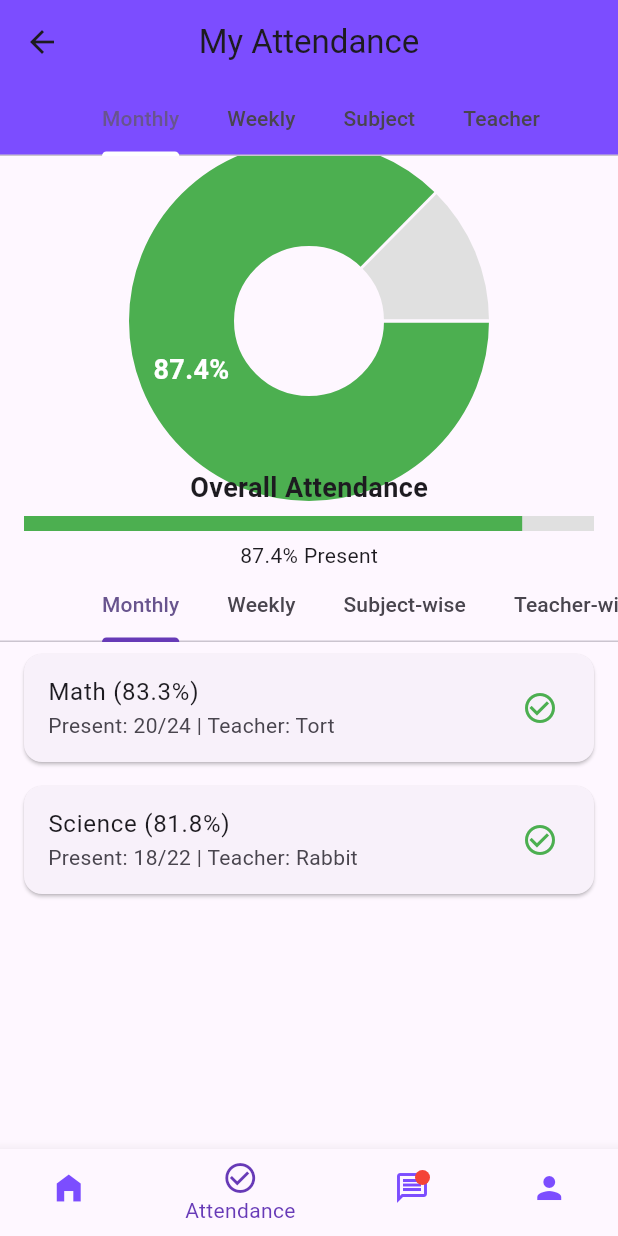
After one commit to NIKHILSALIAN/College-App, a Flutter app: the StudentMainScreen screen opened by its route, item 2 of the bottom bar chosen, on a phone screen of 412 x 824 dp. The commit adds this screen. Run offline on Flutter 3.47's test engine with Material 3 defaults, Android fonts, the phone set to English and light mode, and no system bars; drawn by our look-alikes of fl_chart; our stand-ins replace flutter_spinkit, table_calendar.

Commit message:
update frontend

```diff
--- a/Flutter_Frontend/lib/main.dart
+++ b/Flutter_Frontend/lib/main.dart
@@ -5,6 +5,11 @@ import 'login_page.dart';
 import 'register_page.dart';
 import 'student_dashboard.dart';
 import 'teacher_dashboard.dart';
+import 'student_main_screen.dart';
+import 'student_attendance.dart';
+import 'student_message_page.dart';
+import 'student_attendance_calender.dart';
+
 
 
 void main() {
@@ -32,6 +37,11 @@ class MyApp extends StatelessWidget {
         '/register': (context) => RegisterPage(),
         '/student dashboard': (context) => StudentDashboard(),
         '/teacher dashboard' :(context) => TeacherDashboard(),
+        '/student main screen': (context) => StudentMainScreen(),
+        '/student attendance': (context) => StudentAttendancePage(),
+        '/student message page':(context)=> StudentMessagesPage(),
+        '/student attendance calender':(context)=> StudentAttendanceCalendarPage(),
+
       },
     );
   }
--- /dev/null
+++ b/Flutter_Frontend/lib/student_attendance.dart
@@ -0,0 +1,171 @@
+import 'package:flutter/material.dart';
+import 'package:fl_chart/fl_chart.dart';
+
+
+class StudentAttendancePage extends StatefulWidget {
+  const StudentAttendancePage({super.key});
+
+  @override
+  State<StudentAttendancePage> createState() => _StudentAttendancePageState();
+}
+
+class _StudentAttendancePageState extends State<StudentAttendancePage>
+    with SingleTickerProviderStateMixin {
+  late TabController _tabController;
+
+  final double overallAttendancePercent = 87.4;
+
+  @override
+  void initState() {
+    _tabController = TabController(length: 4, vsync: this);
+    super.initState();
+  }
+
+  @override
+  void dispose() {
+    _tabController.dispose();
+    super.dispose();
+  }
+
+  // Dummy data placeholders (replace with real backend values)
+  Widget _buildAttendanceList(String category) {
+    List<Map<String, dynamic>> dummyData = [
+      {
+        'title': 'Math',
+        'present': 20,
+        'total': 24,
+        'teacher': 'Tort',
+      },
+      {
+        'title': 'Science',
+        'present': 18,
+        'total': 22,
+        'teacher': 'Rabbit',
+      },
+    ];
+
+    return ListView.builder(
+      itemCount: dummyData.length,
+      itemBuilder: (context, index) {
+        final item = dummyData[index];
+        double percent = (item['present'] / item['total']) * 100;
+
+        return Card(
+          margin: const EdgeInsets.symmetric(horizontal: 16, vertical: 8),
+          child: ListTile(
+            title: Text('${item['title']} (${percent.toStringAsFixed(1)}%)'),
+            subtitle: Text('Present: ${item['present']}/${item['total']} | Teacher: ${item['teacher']}'),
+            trailing: Icon(
+              percent >= 75 ? Icons.check_circle_outline : Icons.warning_amber_outlined,
+              color: percent >= 75 ? Colors.green : Colors.red,
+            ),
+          ),
+        );
+      },
+    );
+  }
+
+  // -------------------- Main Build ----------------------
+  @override
+  Widget build(BuildContext context) {
+    return Scaffold(
+      appBar: AppBar(
+        title: const Text('My Attendance'),
+        backgroundColor: Colors.deepPurpleAccent,
+        centerTitle: true,
+        bottom: TabBar(
+          controller: _tabController,
+          isScrollable: true,
+          indicatorColor: Colors.white,
+          tabs: const [
+            Tab(text: 'Monthly'),
+            Tab(text: 'Weekly'),
+            Tab(text: 'Subject'),
+            Tab(text: 'Teacher'),
+          ],
+        ),
+      ),
+      body: Column(
+        children: [
+          // ---------------- Pie Chart for Overall % ----------------
+          const SizedBox(height: 20),
+          SizedBox(
+            height: 180,
+            child: PieChart(
+              PieChartData(
+                centerSpaceRadius: 50,
+                sections: [
+                  PieChartSectionData(
+                    title: '${overallAttendancePercent.toStringAsFixed(1)}%',
+                    value: overallAttendancePercent,
+                    color: Colors.green,
+                    radius: 70,
+                    titleStyle: const TextStyle(color: Colors.white, fontSize: 18, fontWeight: FontWeight.bold),
+                  ),
+                  PieChartSectionData(
+                    title: '',
+                    value: 100 - overallAttendancePercent,
+                    color: Colors.grey.shade300,
+                    radius: 70,
+                  ),
+                ],
+              ),
+            ),
+          ),
+
+          // ---------------- Progress Bar ----------------
+          Padding(
+            padding: const EdgeInsets.symmetric(horizontal: 16),
+            child: Column(
+              children: [
+                const SizedBox(height: 8),
+                const Text(
+                  'Overall Attendance',
+                  style: TextStyle(fontSize: 18, fontWeight: FontWeight.w600),
+                ),
+                const SizedBox(height: 6),
+                LinearProgressIndicator(
+                  value: overallAttendancePercent / 100,
+                  backgroundColor: Colors.grey.shade300,
+                  color: overallAttendancePercent >= 75 ? Colors.green : Colors.red,
+                  minHeight: 10,
+                ),
+                const SizedBox(height: 6),
+                Text('${overallAttendancePercent.toStringAsFixed(1)}% Present'),
+              ],
+            ),
+          ),
+
+          // ---------------- Tab View ----------------
+          Expanded(
+            child: Column(
+              children: [
+                TabBar(
+                  controller: _tabController,
+                  isScrollable: true,
+                  indicatorColor: Colors.deepPurple,
+                  tabs: const [
+                    Tab(text: 'Monthly'),
+                    Tab(text: 'Weekly'),
+                    Tab(text: 'Subject-wise'),
+                    Tab(text: 'Teacher-wise'),
+                  ],
+                ),
+                Expanded(
+                  child: TabBarView(
+                    controller: _tabController,
+                    children: [
+                      _buildAttendanceList('Monthly'),
+                      _buildAttendanceList('Teacher-wise'),
+                    ],
+                  ),
+                ),
+              ],
+            ),
+          ),
+        ],
+      ),
+
+    );
+  }
+}
--- /dev/null
+++ b/Flutter_Frontend/lib/student_main_screen.dart
@@ -0,0 +1,81 @@
+import 'package:flutter/material.dart';
+import 'student_dashboard.dart';
+import 'student_profile.dart';
+import 'student_message_page.dart';
+import 'student_attendance.dart';
+
+class StudentMainScreen extends StatefulWidget {
+  const StudentMainScreen({super.key});
+
+  @override
+  State<StudentMainScreen> createState() => _StudentMainScreenState();
+}
+
+class _StudentMainScreenState extends State<StudentMainScreen> {
+  int _currentIndex = 0;
+  // Simulated unread messages count
+  final bool hasUnreadMessages = true;
+
+  // Pages for bottom navigation
+  final List<Widget> _pages = [
+    StudentDashboard(),
+    StudentAttendancePage(),
+    StudentMessagesPage(),
+    StudentProfilePage(),
+  ];
+
+  @override
+  Widget build(BuildContext context) {
+    return Scaffold(
+      body: _pages[_currentIndex],
+
+      // ------------- Bottom Navigation Bar -------------
+      bottomNavigationBar: BottomNavigationBar(
+        currentIndex: _currentIndex,
+        onTap: (int index) {
+          setState(() {
+            _currentIndex = index;
+          });
+        },
+        selectedItemColor: Colors.deepPurple,
+        unselectedItemColor: Colors.deepPurpleAccent,
+        items: [
+          BottomNavigationBarItem(
+            icon: const Icon(Icons.home_filled),
+            label: 'Dashboard',
+          ),
+          BottomNavigationBarItem(
+            icon: const Icon(Icons.check_circle_outline),
+            label: 'Attendance',
+          ),
+          BottomNavigationBarItem(
+            icon: Stack(
+              children: [
+                const Icon(Icons.message_outlined),
+                if (hasUnreadMessages)
+                  Positioned(
+                    right: 0,
+                    top: 0,
+                    child: Container(
+                      width: 10,
+                      height: 10,
+                      decoration: const BoxDecoration(
+                        color: Colors.red,
+                        shape: BoxShape.circle,
+                      ),
+                    ),
+                  ),
+              ],
+            ),
+            label: 'Notice',
+          ),
+          BottomNavigationBarItem(
+            icon: const Icon(Icons.person),
+            label: 'Profile',
+          ),
+        ],
+
+      ),
+    );
+  }
+}
--- a/Flutter_Frontend/pubspec.yaml
+++ b/Flutter_Frontend/pubspec.yaml
@@ -16,6 +16,11 @@ dependencies:
   path_provider: ^2.1.2
   path: ^1.9.0
   http: ^1.2.1
+  intl: ^0.18.1
+  fl_chart: ^0.64.0
+  table_calendar: ^3.0.9
+
+
 
 dev_dependencies:
   flutter_test:
```
Also changed, not shown: Flutter_Frontend/lib/home_page.dart (+25 -0 lines), Flutter_Frontend/lib/student_attendance_calender.dart (added, +134 -0 lines), Flutter_Frontend/lib/student_dashboard.dart (+33 -12 lines), Flutter_Frontend/lib/student_message_page.dart (added, +62 -0 lines), Flutter_Frontend/lib/student_profile.dart (added, +101 -0 lines), Flutter_Frontend/lib/teacher_dashboard.dart (+8 -8 lines), Flutter_Frontend/pubspec.lock.
